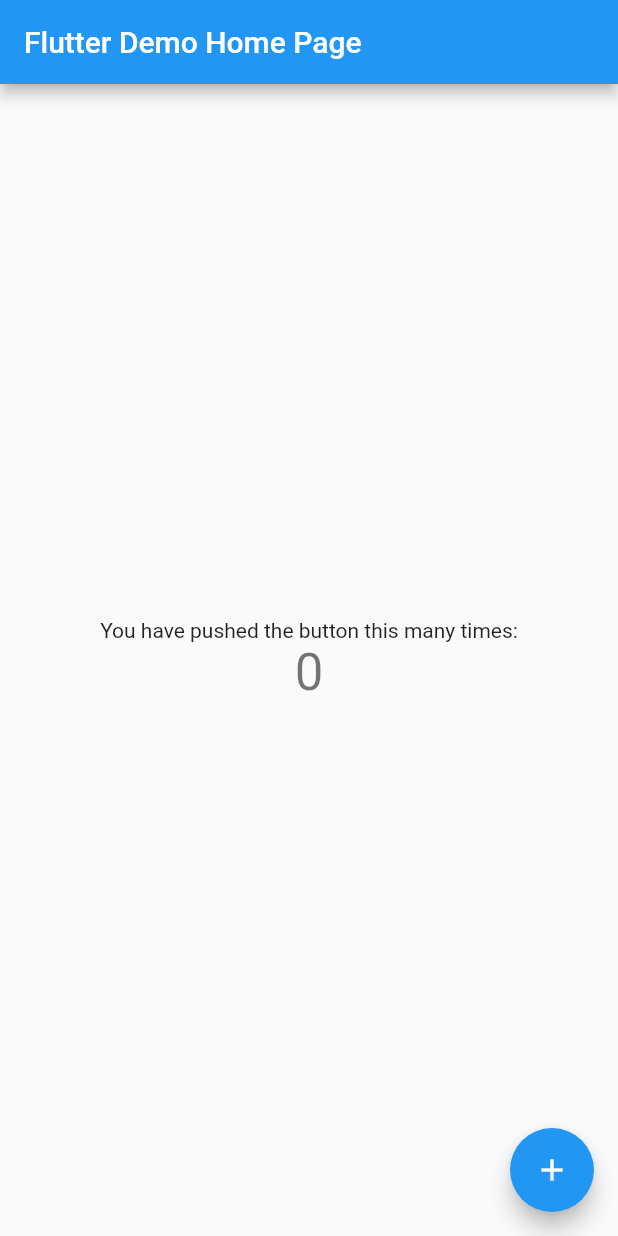
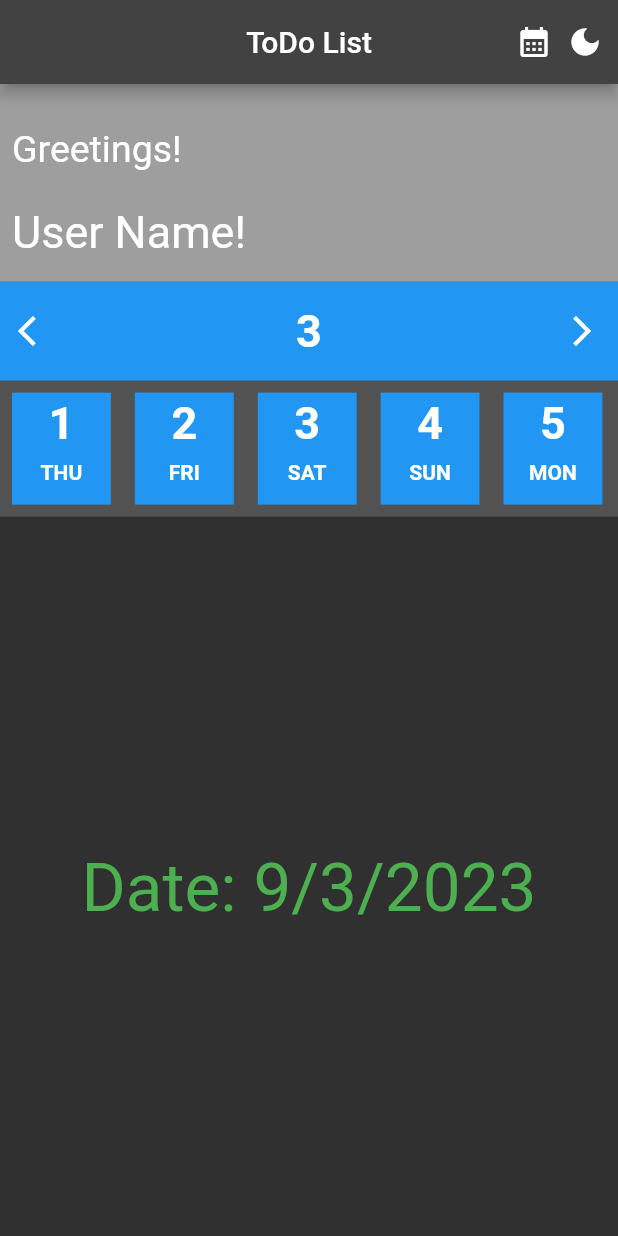
Before and after one commit to tmbmnadim/ToDo-List, a Flutter app: the screen it shows after launch, on a phone screen of 412 x 824 dp. Run offline on Flutter 3.47's test engine with Material 2 defaults, Android fonts, the phone set to English and light mode, and no system bars.

Commit message:
Renewing the ToDo List app.

```diff
--- a/lib/main.dart
+++ b/lib/main.dart
@@ -1,115 +1,65 @@
 import 'package:flutter/material.dart';
+import 'package:todolist/pages/todolistpage.dart';
 
 void main() {
-  runApp(const MyApp());
+  runApp(const MyHome());
 }
 
-class MyApp extends StatelessWidget {
-  const MyApp({super.key});
+class MyHome extends StatefulWidget {
+  const MyHome({Key? key}) : super(key: key);
 
-  // This widget is the root of your application.
+  @override
+  State<MyHome> createState() => _MyHomeState();
+}
+
+class _MyHomeState extends State<MyHome> {
+  ThemeMode darkLightMode = ThemeMode.dark;
+  IconData modeIcon = Icons.dark_mode;
   @override
   Widget build(BuildContext context) {
     return MaterialApp(
-      title: 'Flutter Demo',
+      debugShowCheckedModeBanner: false,
+      title: "ToDo List",
       theme: ThemeData(
-        // This is the theme of your application.
-        //
-        // Try running your application with "flutter run". You'll see the
-        // application has a blue toolbar. Then, without quitting the app, try
-        // changing the primarySwatch below to Colors.green and then invoke
-        // "hot reload" (press "r" in the console where you ran "flutter run",
-        // or simply save your changes to "hot reload" in a Flutter IDE).
-        // Notice that the counter didn't reset back to zero; the application
-        // is not restarted.
-        primarySwatch: Colors.blue,
+        iconTheme: const IconThemeData(
+          color: Colors.white,
+        ),
+        brightness: Brightness.light,
+        primaryColor: Colors.lightBlue,
       ),
-      home: const MyHomePage(title: 'Flutter Demo Home Page'),
+      darkTheme: ThemeData(
+        brightness: Brightness.dark,
+        primaryColor: Colors.blue,
+      ),
+      themeMode: darkLightMode,
+      home: ListPage(
+        modeAction: GestureDetector(
+          onTap: () {
+            darkLightMode == ThemeMode.light
+                ? darkLightMode = ThemeMode.dark
+                : darkLightMode = ThemeMode.light;
+            setState(() {});
+          },
+          child: AnimatedSwitcher(
+            duration: const Duration(milliseconds: 300),
+            transitionBuilder: (child, anim) => RotationTransition(
+              turns: modeIcon == Icons.light_mode
+                  ? Tween<double>(begin: 1, end: 0.75).animate(anim)
+                  : Tween<double>(begin: 0.75, end: 1).animate(anim),
+              child: FadeTransition(opacity: anim, child: child),
+            ),
+            child: darkLightMode == ThemeMode.light
+                ? const Icon(
+                    Icons.light_mode,
+                    key: ValueKey("lightMode"),
+                  )
+                : const Icon(
+                    Icons.dark_mode,
+                    key: ValueKey("darkMode"),
+                  ),
+          ),
+        ),
+      ),
     );
   }
 }
-
-class MyHomePage extends StatefulWidget {
-  const MyHomePage({super.key, required this.title});
-
-  // This widget is the home page of your application. It is stateful, meaning
-  // that it has a State object (defined below) that contains fields that affect
-  // how it looks.
-
-  // This class is the configuration for the state. It holds the values (in this
-  // case the title) provided by the parent (in this case the App widget) and
-  // used by the build method of the State. Fields in a Widget subclass are
-  // always marked "final".
-
-  final String title;
-
-  @override
-  State<MyHomePage> createState() => _MyHomePageState();
-}
-
-class _MyHomePageState extends State<MyHomePage> {
-  int _counter = 0;
-
-  void _incrementCounter() {
-    setState(() {
-      // This call to setState tells the Flutter framework that something has
-      // changed in this State, which causes it to rerun the build method below
-      // so that the display can reflect the updated values. If we changed
-      // _counter without calling setState(), then the build method would not be
-      // called again, and so nothing would appear to happen.
-      _counter++;
-    });
-  }
-
-  @override
-  Widget build(BuildContext context) {
-    // This method is rerun every time setState is called, for instance as done
-    // by the _incrementCounter method above.
-    //
-    // The Flutter framework has been optimized to make rerunning build methods
-    // fast, so that you can just rebuild anything that needs updating rather
-    // than having to individually change instances of widgets.
-    return Scaffold(
-      appBar: AppBar(
-        // Here we take the value from the MyHomePage object that was created by
-        // the App.build method, and use it to set our appbar title.
-        title: Text(widget.title),
-      ),
-      body: Center(
-        // Center is a layout widget. It takes a single child and positions it
-        // in the middle of the parent.
-        child: Column(
-          // Column is also a layout widget. It takes a list of children and
-          // arranges them vertically. By default, it sizes itself to fit its
-          // children horizontally, and tries to be as tall as its parent.
-          //
-          // Invoke "debug painting" (press "p" in the console, choose the
-          // "Toggle Debug Paint" action from the Flutter Inspector in Android
-          // Studio, or the "Toggle Debug Paint" command in Visual Studio Code)
-          // to see the wireframe for each widget.
-          //
-          // Column has various properties to control how it sizes itself and
-          // how it positions its children. Here we use mainAxisAlignment to
-          // center the children vertically; the main axis here is the vertical
-          // axis because Columns are vertical (the cross axis would be
-          // horizontal).
-          mainAxisAlignment: MainAxisAlignment.center,
-          children: <Widget>[
-            const Text(
-              'You have pushed the button this many times:',
-            ),
-            Text(
-              '$_counter',
-              style: Theme.of(context).textTheme.headlineMedium,
-            ),
-          ],
-        ),
-      ),
-      floatingActionButton: FloatingActionButton(
-        onPressed: _incrementCounter,
-        tooltip: 'Increment',
-        child: const Icon(Icons.add),
-      ), // This trailing comma makes auto-formatting nicer for build methods.
-    );
-  }
-}
--- /dev/null
+++ b/lib/pages/todolistpage.dart
@@ -0,0 +1,239 @@
+import 'package:flutter/material.dart';
+
+class ListPage extends StatefulWidget {
+  ListPage({
+    Key? key,
+    required this.modeAction,
+  }) : super(key: key);
+
+  final Widget modeAction;
+  @override
+  State<ListPage> createState() => _ListPageState();
+}
+
+class _ListPageState extends State<ListPage> {
+  int monthValue = 8;
+  DateTime? selectedDate = DateTime.now();
+  List<int> monthDays = [31, 28, 31, 30, 31, 30, 31, 31, 30, 31, 30, 31];
+  List<String> weekDays = ["MON", "TUE", "WED", "THU", "FRI", "SAT", "SUN"];
+  List<int> selectedDay = [
+    (DateTime.now().toLocal().year),
+    (DateTime.now().toLocal().month),
+    (DateTime.now().toLocal().day)
+  ];
+
+  Future<void> selectDate(BuildContext context) async {
+    final DateTime? picked = await showDatePicker(
+      context: context,
+      initialDate: DateTime.now(),
+      firstDate: DateTime(2001, 1, 1),
+      lastDate: DateTime(2101),
+    );
+    if (picked != null && picked != selectedDate) {
+      setState(() {
+        selectedDate = picked;
+      });
+    }
+  }
+
+  @override
+  Widget build(BuildContext context) {
+    double screenHeight = MediaQuery.of(context).size.height;
+    double screenWidth = MediaQuery.of(context).size.width;
+    return Scaffold(
+      appBar: AppBar(
+        actions: [
+          GestureDetector(
+            // Calender Icon Appbar
+            onTap: () {
+              selectDate(context);
+              setState(() {});
+            },
+            child: const Icon(Icons.calendar_month),
+          ),
+          const SizedBox(
+            width: 10,
+          ),
+          widget.modeAction,
+          const SizedBox(
+            width: 10,
+          ),
+        ],
+        title: const Text("ToDo List"),
+        centerTitle: true,
+      ),
+      body: SizedBox(
+        child: Column(
+          children: [
+            Container(
+              height: (screenHeight * 35) / 100,
+              width: screenWidth,
+              color: const Color.fromRGBO(125, 125, 125, 0.25),
+              child: Column(
+                children: [
+                  Container(
+                    height: (screenHeight * 16) / 100,
+                    width: screenWidth,
+                    color: Colors.grey,
+                    child: Column(
+                      children: [
+                        Container(
+                          padding: const EdgeInsets.all(8),
+                          alignment: Alignment.bottomLeft,
+                          height: (screenHeight * 8) / 100,
+                          width: screenWidth,
+                          child: const Text(
+                            "Greetings!",
+                            style: TextStyle(
+                              fontSize: 25,
+                            ),
+                          ),
+                        ),
+                        Container(
+                          padding: const EdgeInsets.all(8),
+                          alignment: Alignment.centerLeft,
+                          height: (screenHeight * 8) / 100,
+                          width: screenWidth,
+                          child: const Text(
+                            "User Name!",
+                            style: TextStyle(
+                              fontSize: 30,
+                            ),
+                          ),
+                        ),
+                      ],
+                    ),
+                  ),
+                  Container(
+                    //MONTH View
+                    height: (screenHeight * 8) / 100,
+                    width: screenWidth,
+                    color: Colors.blue,
+                    child: Row(
+                      children: [
+                        IconButton(
+                          onPressed: () {
+                            selectedDate = DateTime(
+                                selectedDate?.toLocal().year as int,
+                                (selectedDate?.toLocal().month as int) - 1,
+                                selectedDate?.toLocal().day as int);
+                            setState(() {});
+                          },
+                          icon: const Icon(Icons.arrow_back_ios),
+                        ),
+                        Expanded(
+                          child: Container(
+                            alignment: Alignment.center,
+                            height: (screenHeight * 8) / 100,
+                            child: Text(
+                              "${selectedDate?.toLocal().month}",
+                              textAlign: TextAlign.center,
+                              style: const TextStyle(
+                                  fontWeight: FontWeight.bold,
+                                  color: Colors.white,
+                                  fontSize: 30),
+                            ),
+                          ),
+                        ),
+                        IconButton(
+                          onPressed: () {
+                            selectedDate = DateTime(
+                              selectedDate?.toLocal().year as int,
+                              (selectedDate?.toLocal().month as int) + 1,
+                            );
+                            setState(() {});
+                          },
+                          icon: const Icon(Icons.arrow_forward_ios),
+                        ),
+                      ],
+                    ),
+                  ),
+                  Container(
+                    height: (screenHeight * 11) / 100,
+                    width: screenWidth,
+                    color: const Color.fromRGBO(125, 125, 125, 0.25),
+                    child: ListView.builder(
+                      scrollDirection: Axis.horizontal,
+                      itemCount:
+                          monthDays[(selectedDate?.toLocal().month as int) - 1],
+                      itemBuilder: (context, index) => Padding(
+                        padding: const EdgeInsets.all(8.0),
+                        child: GestureDetector(
+                          key: ValueKey("$index"),
+                          onTap: () {
+                            selectedDay = [
+                              (selectedDate?.toLocal().year as int),
+                              (selectedDate?.toLocal().month as int),
+                              (index + 1)
+                            ];
+                            setState(() {});
+                          },
+                          child: Container(
+                            // Day View
+                            alignment: Alignment.center,
+                            height: (screenHeight * 8) / 100,
+                            width: (screenHeight * 8) / 100,
+                            color: Colors.blue,
+                            child: Column(
+                              children: [
+                                Container(
+                                  alignment: Alignment.center,
+                                  height: (screenHeight * 5) / 100,
+                                  child: Text(
+                                    "${index + 1}",
+                                    textAlign: TextAlign.center,
+                                    style: const TextStyle(
+                                      color: Colors.white,
+                                        fontSize: 30,
+                                        fontWeight: FontWeight.bold),
+                                  ),
+                                ),
+                                Container(
+                                    alignment: Alignment.center,
+                                    height: (screenHeight * 3) / 100,
+                                    child: Text(
+                                      weekDays[(((selectedDate
+                                                      ?.toLocal()
+                                                      .weekday as int) -
+                                                  1) +
+                                              index) %
+                                          7],
+                                      style: const TextStyle(
+                                          color: Colors.white,
+                                          fontWeight: FontWeight.bold),
+                                    )),
+                              ],
+                            ),
+                          ),
+                        ),
+                      ),
+                    ),
+                  )
+                ],
+              ),
+            ),
+            Expanded(
+              child: ListView(
+                children: [
+                  Container(
+                    alignment: Alignment.center,
+                    height: (screenHeight * 60) / 100,
+                    width: screenWidth,
+                    color: Colors.transparent,
+                    child: Text(
+                      "Date: ${selectedDay[2]}/${selectedDay[1]}/${selectedDay[0]}",
+                      style: const TextStyle(
+                        color: Colors.green,
+                        fontSize: 45,
+                      ),
+                    ),
+                  ),
+                ],
+              ),
+            ),
+          ],
+        ),
+      ),
+    );
+  }
+}
--- a/pubspec.yaml
+++ b/pubspec.yaml
@@ -35,6 +35,8 @@ dependencies:
   # The following adds the Cupertino Icons font to your application.
   # Use with the CupertinoIcons class for iOS style icons.
   cupertino_icons: ^1.0.2
+  syncfusion_flutter_calendar: ^20.4.52
+  horizontal_calendar:
 
 dev_dependencies:
   flutter_test:
```
Also changed, not shown: pubspec.lock.
